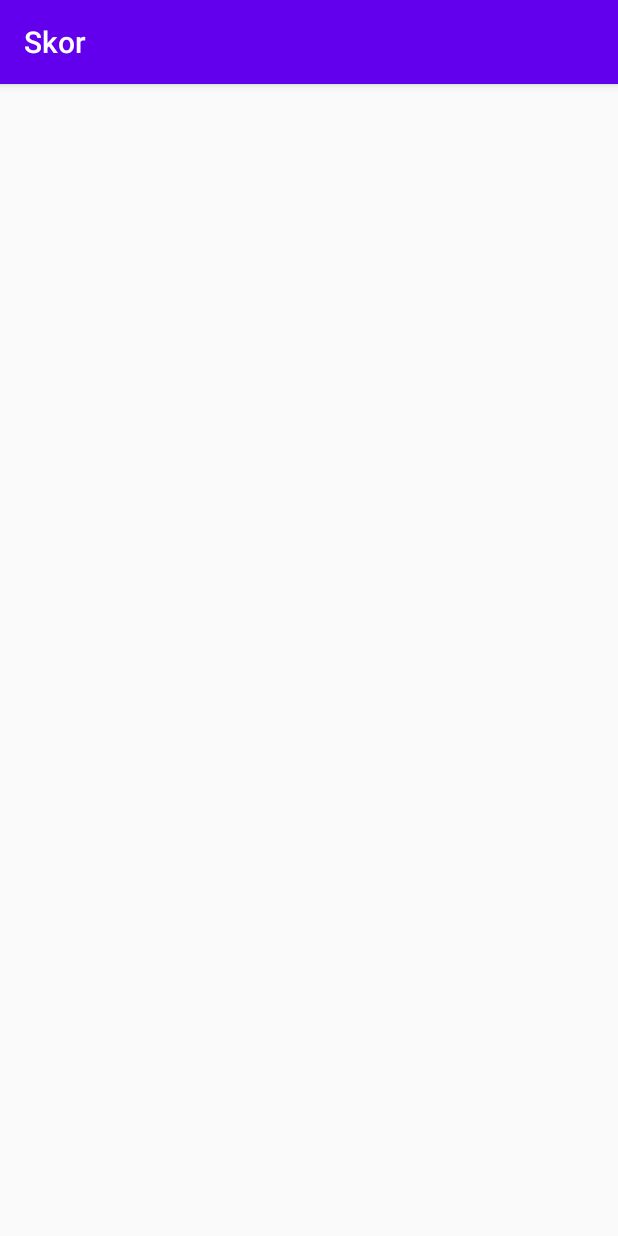
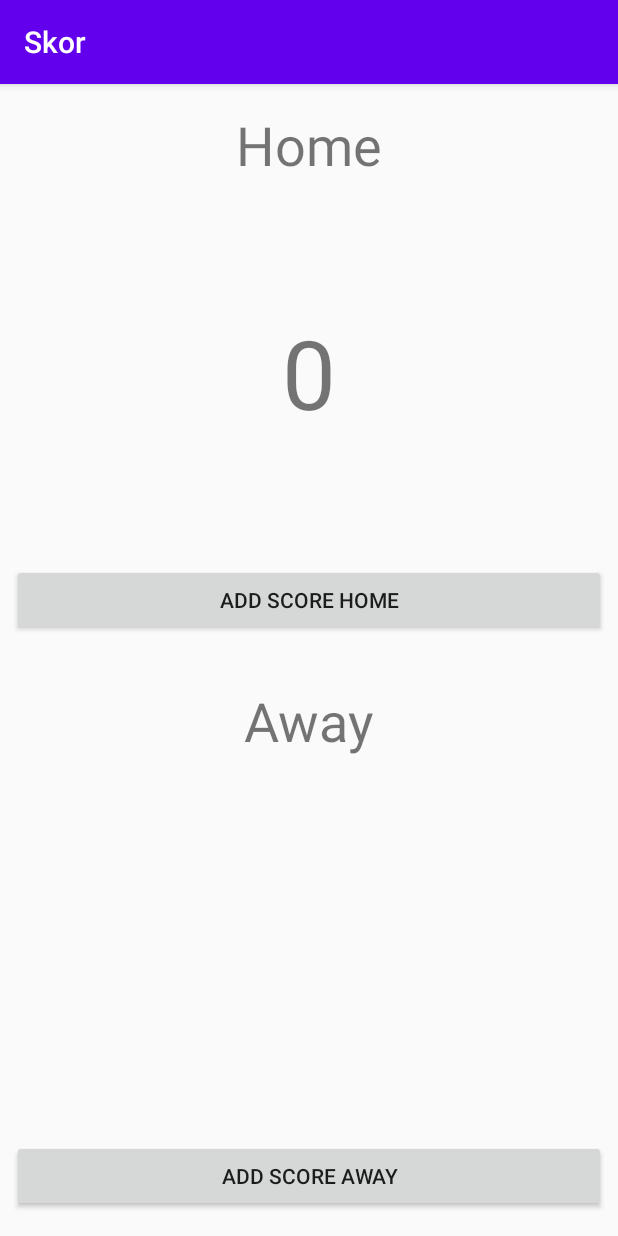
Before and after one commit to polinema-mobile/skor-nav-binding-irvanalfi, an Android app: the screen it shows after launch (MainActivity), on a phone screen of 412 x 824 dp. Run offline under Robolectric (Android 15) with nearby library versions, the phone set to English and light mode, and no system bars; our stand-ins replace data binding.

```diff
--- a/app/src/main/java/id/ac/polinema/skor/fragments/ScoreFragment.java
+++ b/app/src/main/java/id/ac/polinema/skor/fragments/ScoreFragment.java
@@ -5,11 +5,18 @@ import android.view.LayoutInflater;
 import android.view.View;
 import android.view.ViewGroup;
 
+import androidx.annotation.NonNull;
+import androidx.databinding.DataBindingUtil;
 import androidx.fragment.app.Fragment;
+import androidx.fragment.app.FragmentResultListener;
+import androidx.navigation.NavController;
+import androidx.navigation.Navigation;
 
 import java.util.ArrayList;
 import java.util.List;
 
+import id.ac.polinema.skor.R;
+import id.ac.polinema.skor.databinding.FragmentScoreBinding;
 import id.ac.polinema.skor.models.GoalScorer;
 
 /**
@@ -23,6 +30,8 @@ public class ScoreFragment extends Fragment {
 
 	private List<GoalScorer> homeGoalScorerList;
 	private List<GoalScorer> awayGoalScorerList;
+
+	private FragmentScoreBinding binding;
 
 	public ScoreFragment() {
 		// Required empty public constructor
@@ -38,15 +47,36 @@ public class ScoreFragment extends Fragment {
 	@Override
 	public View onCreateView(LayoutInflater inflater, ViewGroup container,
 							 Bundle savedInstanceState) {
-		return null;
+		FragmentScoreBinding binding = DataBindingUtil.inflate(inflater, R.layout.fragment_score, container, false);
+		binding.setFragment(this);
+		binding.setHomeGoalScorerList(homeGoalScorerList);
+		binding.setAwayGoalScorerList(awayGoalScorerList);
+		getParentFragmentManager().setFragmentResultListener(HOME_REQUEST_KEY, this, new FragmentResultListener() {
+			@Override
+			public void onFragmentResult(@NonNull String requestKey, @NonNull Bundle result) {
+				GoalScorer goalScorer = result.getParcelable(SCORER_KEY);
+				homeGoalScorerList.add(goalScorer);
+			}
+		});
+
+		getParentFragmentManager().setFragmentResultListener(AWAY_REQUEST_KEY, this, new FragmentResultListener() {
+			@Override
+			public void onFragmentResult(@NonNull String requestKey, @NonNull Bundle result) {
+				GoalScorer goalScorer = result.getParcelable(SCORER_KEY);
+				awayGoalScorerList.add(goalScorer);
+			}
+		});
+		return binding.getRoot();
 	}
 
 	public void onAddHomeClick(View view) {
-
+		ScoreFragmentDirections.GoalScorerAction action = ScoreFragmentDirections.goalScorerAction(HOME_REQUEST_KEY);
+		Navigation.findNavController(view).navigate(action);
 	}
 
 	public void onAddAwayClick(View view) {
-
+		ScoreFragmentDirections.GoalScorerAction action = ScoreFragmentDirections.goalScorerAction(AWAY_REQUEST_KEY);
+		Navigation.findNavController(view).navigate(action);
 	}
 
 }
--- a/app/src/main/res/layout/fragment_score.xml
+++ b/app/src/main/res/layout/fragment_score.xml
@@ -5,7 +5,15 @@
 	xmlns:tools="http://schemas.android.com/tools"
 	>
 	<data>
-
+		<variable
+			name="homeGoalScorerList"
+			type="java.util.List" />
+		<variable
+			name="awayGoalScorerList"
+			type="java.util.List" />
+		<variable
+			name="fragment"
+			type="id.ac.polinema.skor.fragments.ScoreFragment" />
 	</data>
 
 	<androidx.constraintlayout.widget.ConstraintLayout
@@ -42,6 +50,7 @@
 			android:layout_marginStart="8dp"
 			android:layout_marginEnd="8dp"
 			android:layout_marginBottom="16dp"
+			android:onClick="@{(v) -> fragment.onAddHomeClick(v)}"
 			android:text="Add Score Home"
 			app:layout_constraintBottom_toTopOf="@+id/guideline"
 			app:layout_constraintEnd_toEndOf="parent"
@@ -55,6 +64,7 @@
 			android:layout_marginEnd="8dp"
 			android:layout_marginBottom="16dp"
 			android:text="Add Score Away"
+			android:onClick="@{(v) -> fragment.onAddAwayClick(v)}"
 			app:layout_constraintBottom_toBottomOf="parent"
 			app:layout_constraintEnd_toEndOf="parent"
 			app:layout_constraintHorizontal_bias="0.0"
@@ -71,6 +81,7 @@
 			android:id="@+id/text_home_score"
 			android:layout_width="wrap_content"
 			android:layout_height="wrap_content"
+			android:text="@{String.valueOf(homeGoalScorerList.size())}"
 			android:textSize="64sp"
 			app:layout_constraintBottom_toTopOf="@+id/guideline"
 			app:layout_constraintEnd_toEndOf="parent"
```
Also changed, not shown: app/src/main/java/id/ac/polinema/skor/fragments/GoalFragment.java (+17 -3 lines), app/src/main/res/layout/fragment_goal.xml (+8 -1 lines).
